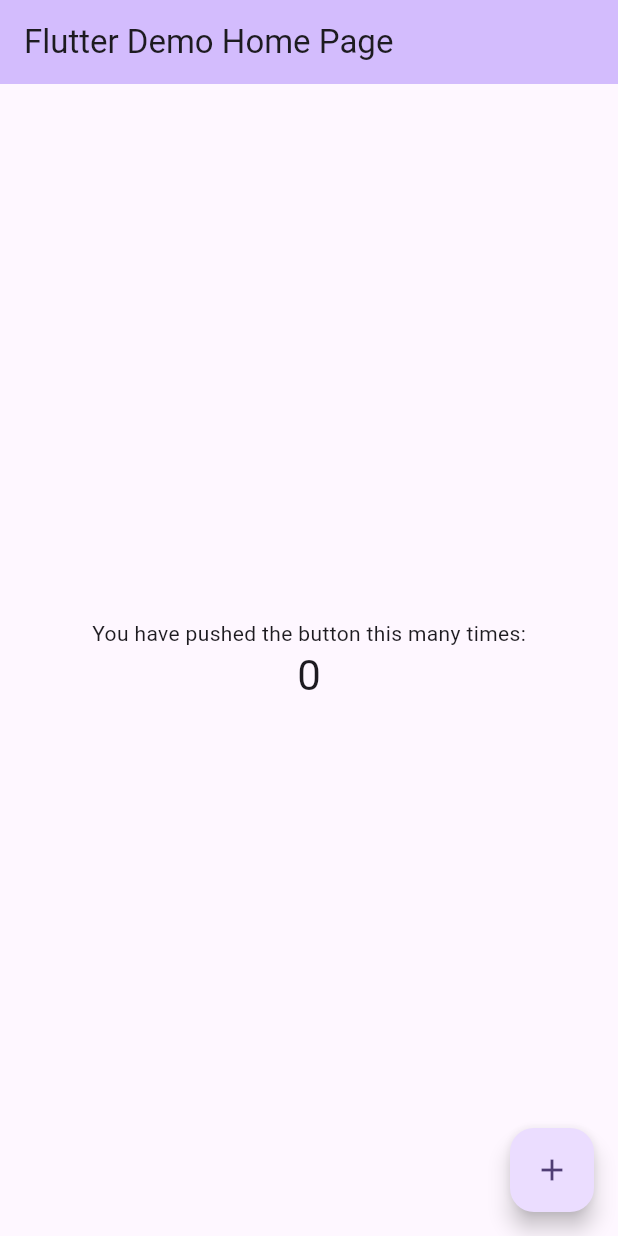
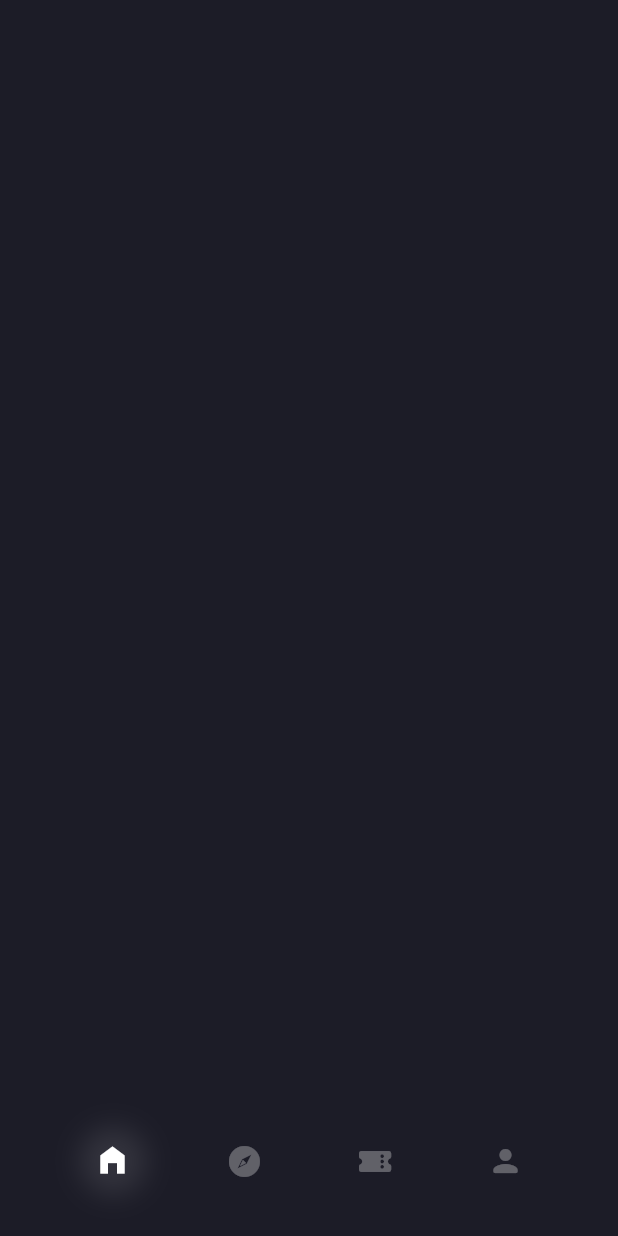
Before and after one commit to emadmoenes/Cenima_Booking, a Flutter app: the screen it shows after launch, on a phone screen of 412 x 824 dp. Run offline on Flutter 3.47's test engine with Material 3 defaults, Android fonts, the phone set to English and light mode, and no system bars.

Commit message:
add icons to bottom bar

```diff
--- /dev/null
+++ b/cenima_booking/lib/constants.dart
@@ -0,0 +1,12 @@
+import 'package:flutter/material.dart';
+
+const appBackgroundColor = Color(0xFF1c1c27);
+const grey = Color(0xFF373741);
+const buttonColor = Color(0xFFffb43b);
+
+String formatTime(Duration duration) {
+  String twoDigits(int n) => n.toString().padLeft(2, "0");
+  String digitHours = duration.inHours.remainder(60).toString();
+  String twoDigitMinutes = twoDigits(duration.inMinutes.remainder(60));
+  return "${digitHours}h ${twoDigitMinutes}m";
+}
--- a/cenima_booking/lib/main.dart
+++ b/cenima_booking/lib/main.dart
@@ -1,3 +1,4 @@
+import 'package:cenima_booking/pages/cenima_main_screen.dart';
 import 'package:flutter/material.dart';
 
 void main() {
@@ -10,116 +11,9 @@
   // This widget is the root of your application.
   @override
   Widget build(BuildContext context) {
-    return MaterialApp(
-      title: 'Flutter Demo',
-      theme: ThemeData(
-        // This is the theme of your application.
-        //
-        // TRY THIS: Try running your application with "flutter run". You'll see
-        // the application has a purple toolbar. Then, without quitting the app,
-        // try changing the seedColor in the colorScheme below to Colors.green
-        // and then invoke "hot reload" (save your changes or press the "hot
-        // reload" button in a Flutter-supported IDE, or press "r" if you used
-        // the command line to start the app).
-        //
-        // Notice that the counter didn't reset back to zero; the application
-        // state is not lost during the reload. To reset the state, use hot
-        // restart instead.
-        //
-        // This works for code too, not just values: Most code changes can be
-        // tested with just a hot reload.
-        colorScheme: ColorScheme.fromSeed(seedColor: Colors.deepPurple),
-        useMaterial3: true,
-      ),
-      home: const MyHomePage(title: 'Flutter Demo Home Page'),
+    return const MaterialApp(
+      debugShowCheckedModeBanner: false,
+      home: CenimaMainScreen(),
     );
   }
 }
-
-class MyHomePage extends StatefulWidget {
-  const MyHomePage({super.key, required this.title});
-
-  // This widget is the home page of your application. It is stateful, meaning
-  // that it has a State object (defined below) that contains fields that affect
-  // how it looks.
-
-  // This class is the configuration for the state. It holds the values (in this
-  // case the title) provided by the parent (in this case the App widget) and
-  // used by the build method of the State. Fields in a Widget subclass are
-  // always marked "final".
-
-  final String title;
-
-  @override
-  State<MyHomePage> createState() => _MyHomePageState();
-}
-
-class _MyHomePageState extends State<MyHomePage> {
-  int _counter = 0;
-
-  void _incrementCounter() {
-    setState(() {
-      // This call to setState tells the Flutter framework that something has
-      // changed in this State, which causes it to rerun the build method below
-      // so that the display can reflect the updated values. If we changed
-      // _counter without calling setState(), then the build method would not be
-      // called again, and so nothing would appear to happen.
-      _counter++;
-    });
-  }
-
-  @override
-  Widget build(BuildContext context) {
-    // This method is rerun every time setState is called, for instance as done
-    // by the _incrementCounter method above.
-    //
-    // The Flutter framework has been optimized to make rerunning build methods
-    // fast, so that you can just rebuild anything that needs updating rather
-    // than having to individually change instances of widgets.
-    return Scaffold(
-      appBar: AppBar(
-        // TRY THIS: Try changing the color here to a specific color (to
-        // Colors.amber, perhaps?) and trigger a hot reload to see the AppBar
-        // change color while the other colors stay the same.
-        backgroundColor: Theme.of(context).colorScheme.inversePrimary,
-        // Here we take the value from the MyHomePage object that was created by
-        // the App.build method, and use it to set our appbar title.
-        title: Text(widget.title),
-      ),
-      body: Center(
-        // Center is a layout widget. It takes a single child and positions it
-        // in the middle of the parent.
-        child: Column(
-          // Column is also a layout widget. It takes a list of children and
-          // arranges them vertically. By default, it sizes itself to fit its
-          // children horizontally, and tries to be as tall as its parent.
-          //
-          // Column has various properties to control how it sizes itself and
-          // how it positions its children. Here we use mainAxisAlignment to
-          // center the children vertically; the main axis here is the vertical
-          // axis because Columns are vertical (the cross axis would be
-          // horizontal).
-          //
-          // TRY THIS: Invoke "debug painting" (choose the "Toggle Debug Paint"
-          // action in the IDE, or press "p" in the console), to see the
-          // wireframe for each widget.
-          mainAxisAlignment: MainAxisAlignment.center,
-          children: <Widget>[
-            const Text(
-              'You have pushed the button this many times:',
-            ),
-            Text(
-              '$_counter',
-              style: Theme.of(context).textTheme.headlineMedium,
-            ),
-          ],
-        ),
-      ),
-      floatingActionButton: FloatingActionButton(
-        onPressed: _incrementCounter,
-        tooltip: 'Increment',
-        child: const Icon(Icons.add),
-      ), // This trailing comma makes auto-formatting nicer for build methods.
-    );
-  }
-}
--- /dev/null
+++ b/cenima_booking/lib/pages/cenima_main_screen.dart
@@ -0,0 +1,67 @@
+import 'package:cenima_booking/constants.dart';
+import 'package:flutter/cupertino.dart';
+import 'package:flutter/material.dart';
+
+class CenimaMainScreen extends StatefulWidget {
+  const CenimaMainScreen({super.key});
+
+  @override
+  State<CenimaMainScreen> createState() => _CenimaMainScreenState();
+}
+
+class _CenimaMainScreenState extends State<CenimaMainScreen> {
+  List<IconData> bottomIcons = [
+    Icons.home_filled,
+    CupertinoIcons.compass_fill,
+    CupertinoIcons.ticket_fill,
+    Icons.person_rounded
+  ];
+  int currentIndex = 0;
+  @override
+  Widget build(BuildContext context) {
+    return Scaffold(
+      backgroundColor: appBackgroundColor,
+      bottomNavigationBar: SizedBox(
+        height: 100,
+        child: Row(
+          mainAxisAlignment: MainAxisAlignment.spaceEvenly,
+          children: List.generate(
+            bottomIcons.length,
+            (index) => GestureDetector(
+              onTap: () {
+                setState(() {
+                  currentIndex = index;
+                });
+              },
+              child: Stack(
+                children: [
+                  AnimatedContainer(
+                    duration: Duration(milliseconds: 300),
+                    height: currentIndex == index ? 25 : 0,
+                    width: currentIndex == index ? 25 : 0,
+                    decoration: BoxDecoration(
+                      shape: BoxShape.circle,
+                      boxShadow: [
+                        BoxShadow(
+                          color: Colors.white.withOpacity(0.1),
+                          spreadRadius: currentIndex == index ? 10 : 0,
+                          blurRadius: currentIndex == index ? 15 : 0,
+                        )
+                      ],
+                    ),
+                  ),
+                  Icon(
+                    bottomIcons[index],
+                    color: currentIndex == index
+                        ? Colors.white
+                        : Colors.white.withOpacity(0.3),
+                  ),
+                ],
+              ),
+            ),
+          ),
+        ),
+      ),
+    );
+  }
+}
```
